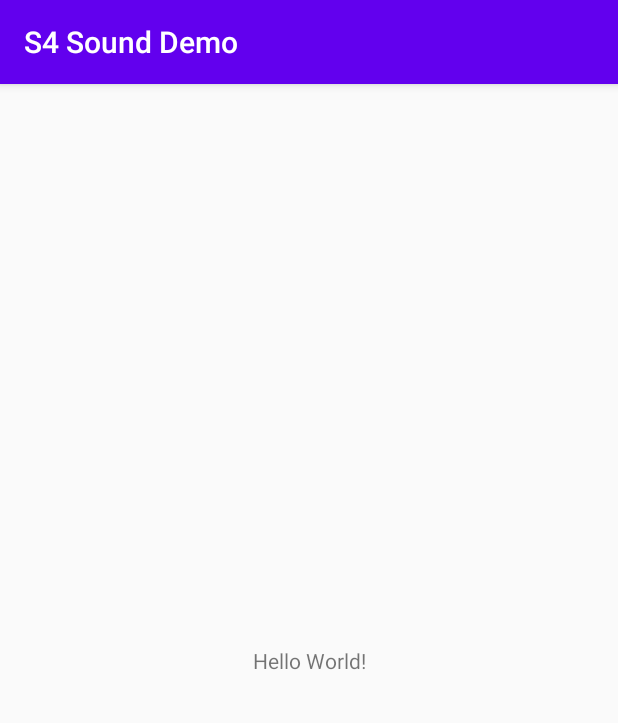
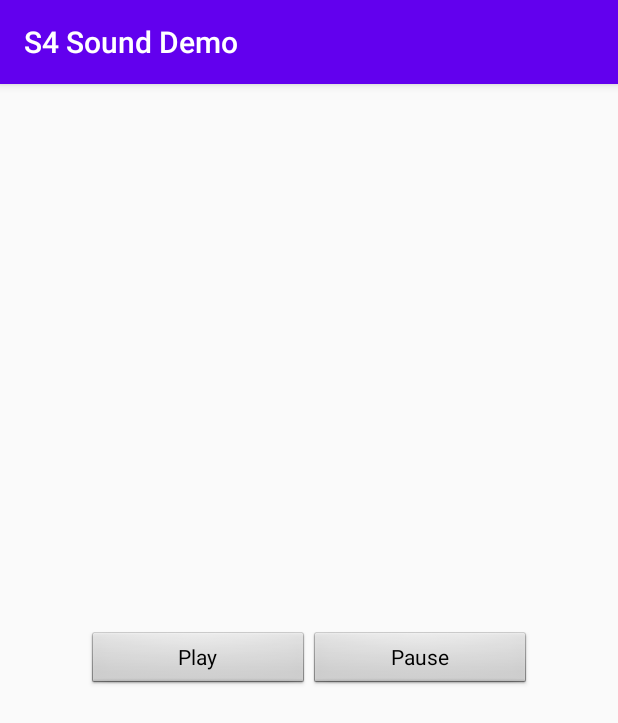
Before and after one commit to Udemy-The-Complete-Android-Dev-Course/S4-Sound-Demo, an Android app: the screen it shows after launch (MainActivity), on a phone screen of 412 x 824 dp. Shown: the top 723 px of the screen. Run offline under Robolectric (Android 15) with nearby library versions, the phone set to English and light mode, and no system bars.

Commit message:
Add an audio that can be played and paused.

```diff
--- a/app/src/main/java/ldansorean/s4sounddemo/MainActivity.java
+++ b/app/src/main/java/ldansorean/s4sounddemo/MainActivity.java
@@ -2,13 +2,27 @@ package ldansorean.s4sounddemo;
 
 import androidx.appcompat.app.AppCompatActivity;
 
+import android.media.MediaPlayer;
 import android.os.Bundle;
+import android.view.View;
 
 public class MainActivity extends AppCompatActivity {
+
+    private  MediaPlayer mediaPlayer;
 
     @Override
     protected void onCreate(Bundle savedInstanceState) {
         super.onCreate(savedInstanceState);
         setContentView(R.layout.activity_main);
+
+        mediaPlayer = MediaPlayer.create(this, R.raw.rainforest);
+    }
+
+    public void play(View view) {
+        mediaPlayer.start();
+    }
+
+    public void pause(View view) {
+        mediaPlayer.pause();
     }
 }
--- a/app/src/main/res/layout/activity_main.xml
+++ b/app/src/main/res/layout/activity_main.xml
@@ -6,13 +6,31 @@
     android:layout_height="match_parent"
     tools:context=".MainActivity">
 
-    <TextView
-        android:layout_width="wrap_content"
-        android:layout_height="wrap_content"
-        android:text="Hello World!"
+    <LinearLayout
+        android:layout_width="296dp"
+        android:layout_height="39dp"
+        android:orientation="horizontal"
         app:layout_constraintBottom_toBottomOf="parent"
-        app:layout_constraintLeft_toLeftOf="parent"
-        app:layout_constraintRight_toRightOf="parent"
-        app:layout_constraintTop_toTopOf="parent" />
+        app:layout_constraintEnd_toEndOf="parent"
+        app:layout_constraintStart_toStartOf="parent"
+        app:layout_constraintTop_toTopOf="parent">
 
+        <Button
+            android:id="@+id/play"
+            style="@android:style/Widget.Button"
+            android:layout_width="wrap_content"
+            android:layout_height="wrap_content"
+            android:layout_weight="1"
+            android:onClick="play"
+            android:text="Play" />
+
+        <Button
+            android:id="@+id/pause"
+            style="@android:style/Widget.Button"
+            android:layout_width="wrap_content"
+            android:layout_height="wrap_content"
+            android:layout_weight="1"
+            android:onClick="pause"
+            android:text="Pause" />
+    </LinearLayout>
 </androidx.constraintlayout.widget.ConstraintLayout>
```
Also changed, not shown: 1 other file.
